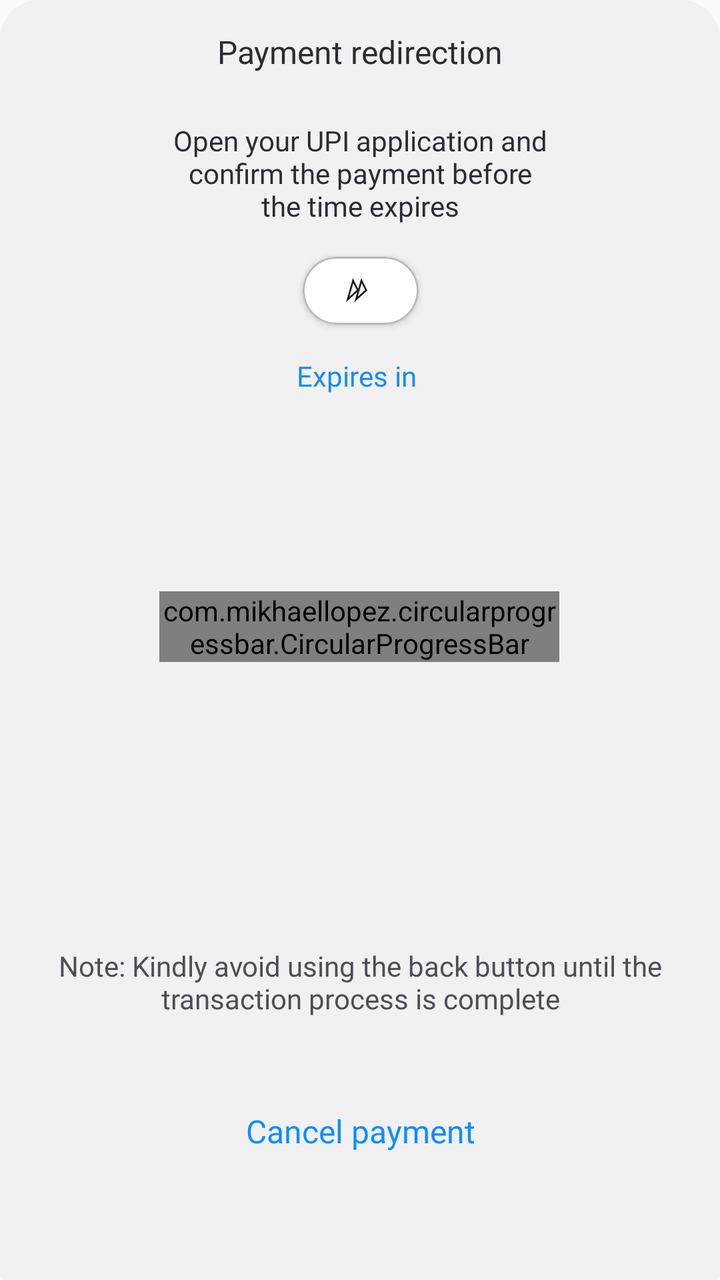
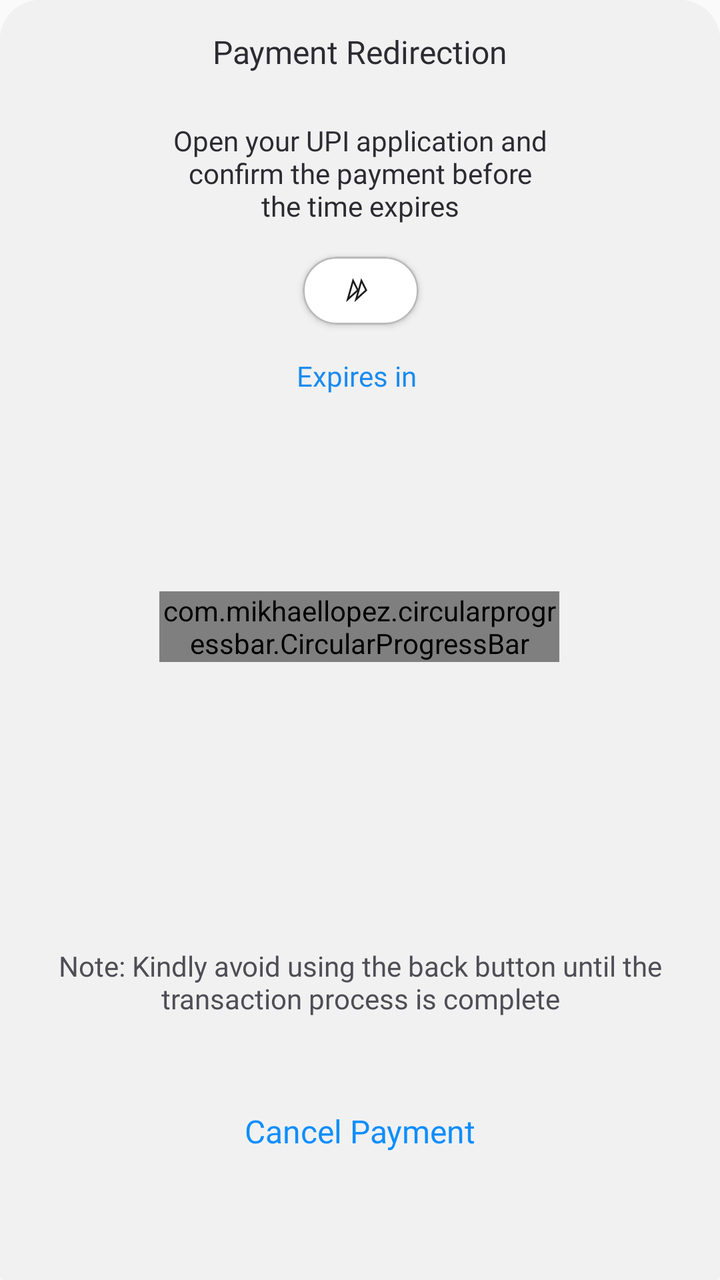

Compare the two renders of this Android layout. The source of the first and the diff that turns it into the second are given below.
<!-- AndroidManifest.xml: application theme AppTheme -->
<!-- res/layout/fragment_u_p_i_timer_bottom_sheet.xml -->
<?xml version="1.0" encoding="utf-8"?>
<androidx.coordinatorlayout.widget.CoordinatorLayout xmlns:android="http://schemas.android.com/apk/res/android"
    xmlns:app="http://schemas.android.com/apk/res-auto"
    android:layout_width="match_parent"
    android:layout_height="wrap_content"
    android:background="@drawable/bottom_sheet_bg">

    <FrameLayout
        android:id="@+id/frameLayout1"
        android:layout_width="match_parent"
        android:layout_height="wrap_content"
        android:background="@drawable/bottom_sheet_bg">
        <androidx.core.widget.NestedScrollView
            android:layout_width="match_parent"
            android:layout_height="wrap_content"
            android:scrollbars="vertical">

        <androidx.constraintlayout.widget.ConstraintLayout
            android:id="@+id/constraintLayout123"
            android:layout_width="match_parent"
            android:layout_height="wrap_content"
            android:background="@drawable/bottom_sheet_bg">

            <TextView
                android:id="@+id/textView"
                android:layout_width="wrap_content"
                android:layout_height="wrap_content"
                android:layout_marginTop="15dp"
                android:fontFamily="@font/poppins_medium"
                android:text="Payment redirection"
                android:textColor="#2D2B32"
                android:textSize="16sp"
                app:layout_constraintEnd_toEndOf="parent"
                app:layout_constraintStart_toStartOf="parent"
                app:layout_constraintTop_toTopOf="parent" />

            <TextView
                android:id="@+id/textView11"
                android:layout_width="wrap_content"
                android:layout_height="wrap_content"
                android:layout_marginTop="24dp"
                android:fontFamily="@font/poppins_semibold"
                android:gravity="center"
                android:text="Open your UPI application and\nconfirm the payment before\nthe time expires"
                android:textColor="#2D2B32"
                app:layout_constraintEnd_toEndOf="parent"
                app:layout_constraintStart_toStartOf="parent"
                app:layout_constraintTop_toBottomOf="@+id/textView" />

            <androidx.cardview.widget.CardView
                android:id="@+id/UPIID_CardView"
                android:layout_width="wrap_content"
                android:layout_height="wrap_content"
                android:layout_marginTop="16dp"
                android:background="#FFFFFF"
                android:elevation="0dp"
                app:cardCornerRadius="42dp"
                app:layout_constraintEnd_toEndOf="@+id/textView11"
                app:layout_constraintStart_toStartOf="@+id/textView11"
                app:layout_constraintTop_toBottomOf="@+id/textView11">

                <androidx.constraintlayout.widget.ConstraintLayout
                    android:layout_width="match_parent"
                    android:layout_height="match_parent"
                    android:background="@drawable/upi_timer_id_field_bg"
                    android:paddingStart="20dp"
                    android:paddingTop="6dp"
                    android:paddingEnd="20dp"
                    android:paddingBottom="6dp">

                    <ImageView
                        android:id="@+id/upiTimerUPIIcon"
                        android:layout_width="14dp"
                        android:layout_height="14dp"
                        android:src="@drawable/upi_icon_2"
                        app:layout_constraintBottom_toBottomOf="parent"
                        app:layout_constraintStart_toStartOf="parent"
                        app:layout_constraintTop_toTopOf="parent" />

                    <TextView
                        android:id="@+id/UPIIDTextView"
                        android:layout_width="wrap_content"
                        android:layout_height="wrap_content"
                        android:layout_marginStart="4dp"
                        android:layout_marginTop="3dp"
                        android:fontFamily="@font/poppins"
                        android:text=""
                        android:textColor="#2D2B32"
                        android:textSize="14sp"
                        app:layout_constraintBottom_toBottomOf="@+id/upiTimerUPIIcon"
                        app:layout_constraintStart_toEndOf="@+id/upiTimerUPIIcon"
                        app:layout_constraintTop_toTopOf="@+id/upiTimerUPIIcon" />

                </androidx.constraintlayout.widget.ConstraintLayout>
            </androidx.cardview.widget.CardView>

            <androidx.constraintlayout.widget.ConstraintLayout
                android:id="@+id/constraintLayout"
                android:layout_width="200dp"
                android:layout_height="200dp"
                android:layout_marginTop="16dp"
                app:layout_constraintEnd_toEndOf="parent"
                app:layout_constraintHorizontal_bias="0.497"
                app:layout_constraintStart_toStartOf="parent"
                app:layout_constraintTop_toBottomOf="@+id/textView16">

                
                
                
                
                
                
                
                
                
                
                
                
                
                

                <com.mikhaellopez.circularprogressbar.CircularProgressBar
                    android:id="@+id/circularProgressBar"
                    android:layout_width="wrap_content"
                    android:layout_height="wrap_content"
                    app:cpb_background_progressbar_color="#E7E7E7"
                    app:cpb_background_progressbar_width="8dp"
                    app:cpb_progress_direction="to_left"
                    app:cpb_progressbar_color_end="#BADFFF"
                    app:cpb_progressbar_color_start="#61B2F8"
                    app:cpb_progressbar_width="10dp"
                    app:cpb_round_border="true"
                    app:layout_constraintBottom_toBottomOf="parent"
                    app:layout_constraintEnd_toEndOf="parent"
                    app:layout_constraintStart_toStartOf="parent"
                    app:layout_constraintTop_toTopOf="parent" />


                <TextView
                    android:id="@+id/progressTextView"
                    android:layout_width="wrap_content"
                    android:layout_height="wrap_content"
                    android:layout_gravity="center"
                    android:fontFamily="@font/poppins_semibold"
                    android:gravity="center"
                    android:textColor="#F53535"
                    android:textSize="24sp"
                    app:layout_constraintBottom_toBottomOf="@id/circularProgressBar"
                    app:layout_constraintEnd_toEndOf="@id/circularProgressBar"
                    app:layout_constraintStart_toStartOf="@id/circularProgressBar"
                    app:layout_constraintTop_toTopOf="@id/circularProgressBar" />

            </androidx.constraintlayout.widget.ConstraintLayout>

            <TextView
                android:id="@+id/textView16"
                android:layout_width="wrap_content"
                android:layout_height="wrap_content"
                android:layout_marginTop="16dp"
                android:fontFamily="@font/poppins"
                android:text="Expires in "
                android:textColor=" #1A8BEE"
                app:layout_constraintEnd_toEndOf="parent"
                app:layout_constraintStart_toStartOf="parent"
                app:layout_constraintTop_toBottomOf="@+id/UPIID_CardView" />

            <TextView
                android:id="@+id/textView10"
                android:layout_width="wrap_content"
                android:layout_height="wrap_content"
                android:layout_marginTop="60dp"
                android:fontFamily="@font/poppins"
                android:gravity="center"
                android:text="Note: Kindly avoid using the back button until the\ntransaction process is complete"
                android:textColor="#4F4D55"
                app:layout_constraintEnd_toEndOf="parent"
                app:layout_constraintStart_toStartOf="parent"
                app:layout_constraintTop_toBottomOf="@+id/constraintLayout" />

            <LinearLayout
                android:layout_width="wrap_content"
                android:layout_height="50dp"
                android:orientation="horizontal"
                android:gravity="center"
                android:layout_marginBottom="16dp"
                android:layout_marginTop="32dp"
                app:layout_constraintBottom_toBottomOf="parent"
                app:layout_constraintEnd_toEndOf="parent"
                app:layout_constraintStart_toStartOf="parent"
                app:layout_constraintTop_toBottomOf="@+id/textView10">

                <TextView
                    android:id="@+id/cancelPaymentTextView"
                    android:layout_width="wrap_content"
                    android:layout_height="wrap_content"
                    android:fontFamily="@font/poppins_semibold"
                    android:gravity="center"
                    android:text="Cancel payment"
                    android:textColor="#0D8EFF"
                    android:textSize="16sp" />

                <androidx.cardview.widget.CardView
                    android:id="@+id/retryButton"
                    android:layout_width="180dp"
                    android:layout_height="50dp"
                    android:clickable="true"
                    android:elevation="0dp"
                    app:cardCornerRadius="7dp"
                    android:visibility="gone">

                    <RelativeLayout
                        android:id="@+id/proceedButtonRelativeLayout"
                        android:layout_width="match_parent"
                        android:layout_height="wrap_content"
                        android:background="@drawable/button_bg"
                        android:padding="12dp"
                        app:layout_constraintBottom_toBottomOf="@+id/cancelPaymentTextView">
                        <ProgressBar
                            android:id="@+id/progressBar"
                            android:layout_width="15dp"
                            android:layout_height="15dp"
                            android:layout_centerInParent="true"
                            android:indeterminateDrawable="@drawable/loader_01"
                            android:rotation="90"
                            android:visibility="gone"/>

                        <TextView
                            android:id="@+id/textView6"
                            android:layout_width="wrap_content"
                            android:layout_height="wrap_content"
                            android:layout_centerInParent="true"
                            android:fontFamily="@font/poppins_semibold"
                            android:text="Retry Payment"
                            android:textColor="#FFFFFF"
                            android:textSize="16sp" />

                    </RelativeLayout>
                </androidx.cardview.widget.CardView>
            </LinearLayout>


        </androidx.constraintlayout.widget.ConstraintLayout>
        </androidx.core.widget.NestedScrollView>


    </FrameLayout>
</androidx.coordinatorlayout.widget.CoordinatorLayout>
<!-- resources referenced by this layout -->
<resources>
  <!-- drawable bottom_sheet_bg (drawable) -->
  <?xml version="1.0" encoding="utf-8"?>
  <shape xmlns:android="http://schemas.android.com/apk/res/android">
      <solid android:color="#F1F1F1"/>
      <corners android:topLeftRadius="20dp"
          android:topRightRadius="20dp"
          android:bottomLeftRadius="2dp"
          android:bottomRightRadius="2dp"/>
  </shape>
  <!-- drawable button_bg (drawable) -->
  <?xml version="1.0" encoding="utf-8"?>
  <shape xmlns:android="http://schemas.android.com/apk/res/android">
  <solid android:color="#0D8EFF"/>
      <corners android:radius="7dp"/>
  </shape>
  <!-- drawable loader_01 (drawable) -->
  <vector xmlns:android="http://schemas.android.com/apk/res/android"
      android:width="20dp"
      android:height="20dp"
      android:viewportWidth="20"
      android:viewportHeight="20">
    <path
        android:pathData="M10,5.929V2.5M10,17.5V14.071M14.071,10H17.5M2.5,10H5.929M12.879,7.121L15.304,4.697M4.696,15.303L7.121,12.879M12.879,12.879L15.304,15.303M4.696,4.697L7.121,7.121"
        android:strokeLineJoin="round"
        android:strokeWidth="2"
        android:fillColor="#00000000"
        android:strokeColor="#ffffff"
        android:strokeLineCap="round"/>
  </vector>
  <!-- drawable upi_icon_2 (drawable) -->
  <vector xmlns:android="http://schemas.android.com/apk/res/android"
      android:width="20dp"
      android:height="21dp"
      android:viewportWidth="20"
      android:viewportHeight="21">
    <group>
      <clip-path
          android:pathData="M1,1h18v18h-18z"/>
      <path
          android:pathData="M9.579,17.061L13.564,3.012L17.149,10.156L9.579,17.061Z"
          android:strokeWidth="1.35"
          android:fillColor="#00000000"
          android:strokeColor="#1D1D1D"/>
      <path
          android:pathData="M3.313,17.061L7.297,3.012L10.882,10.156L3.313,17.061Z"
          android:strokeWidth="1.35"
          android:fillColor="#00000000"
          android:strokeColor="#1D1D1D"/>
    </group>
  </vector>
  <!-- drawable upi_timer_id_field_bg (drawable) -->
  <?xml version="1.0" encoding="utf-8"?>
  <shape xmlns:android="http://schemas.android.com/apk/res/android">
      <solid android:color="#FFFFFF"/>
      <corners android:radius="42dp"/>
      <stroke android:color="#BABABA" android:width="1dp"/>
  </shape>
  <style name="AppTheme" parent="Theme.AppCompat.Light.NoActionBar" />
</resources>

<!-- the commit's change to res/layout/fragment_u_p_i_timer_bottom_sheet.xml (unified diff, before → after) -->
@@ -27,7 +27,7 @@
                 android:layout_height="wrap_content"
                 android:layout_marginTop="15dp"
                 android:fontFamily="@font/poppins_medium"
-                android:text="Payment redirection"
+                android:text="Payment Redirection"
                 android:textColor="#2D2B32"
                 android:textSize="16sp"
                 app:layout_constraintEnd_toEndOf="parent"
@@ -126,8 +126,6 @@
                     app:cpb_background_progressbar_color="#E7E7E7"
                     app:cpb_background_progressbar_width="8dp"
                     app:cpb_progress_direction="to_left"
-                    app:cpb_progressbar_color_end="#BADFFF"
-                    app:cpb_progressbar_color_start="#61B2F8"
                     app:cpb_progressbar_width="10dp"
                     app:cpb_round_border="true"
                     app:layout_constraintBottom_toBottomOf="parent"
@@ -143,7 +141,6 @@
                     android:layout_gravity="center"
                     android:fontFamily="@font/poppins_semibold"
                     android:gravity="center"
-                    android:textColor="#F53535"
                     android:textSize="24sp"
                     app:layout_constraintBottom_toBottomOf="@id/circularProgressBar"
                     app:layout_constraintEnd_toEndOf="@id/circularProgressBar"
@@ -195,7 +192,7 @@
                     android:layout_height="wrap_content"
                     android:fontFamily="@font/poppins_semibold"
                     android:gravity="center"
-                    android:text="Cancel payment"
+                    android:text="Cancel Payment"
                     android:textColor="#0D8EFF"
                     android:textSize="16sp" />
 
